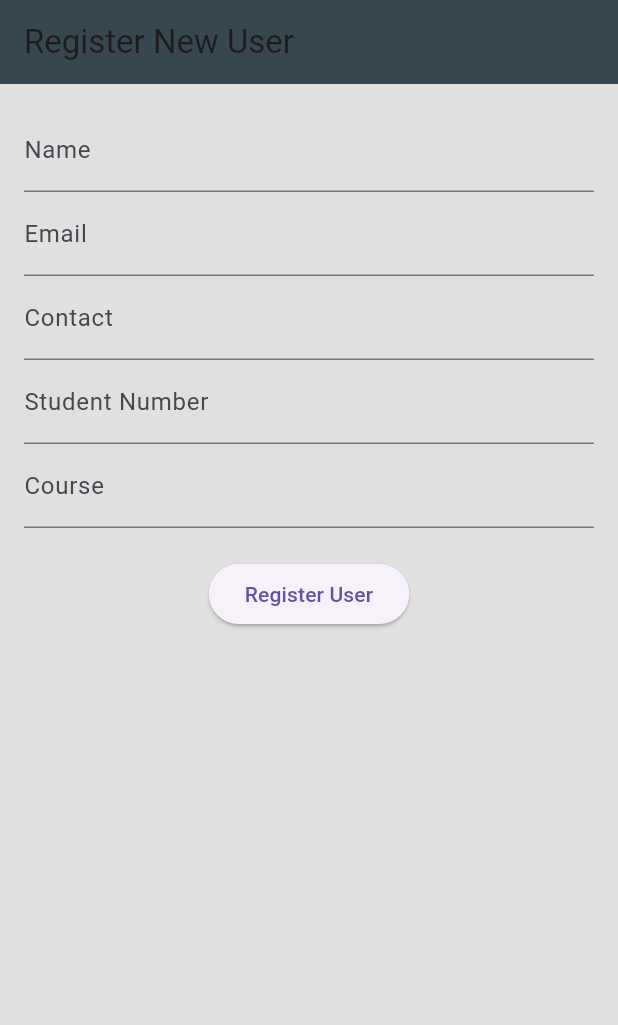
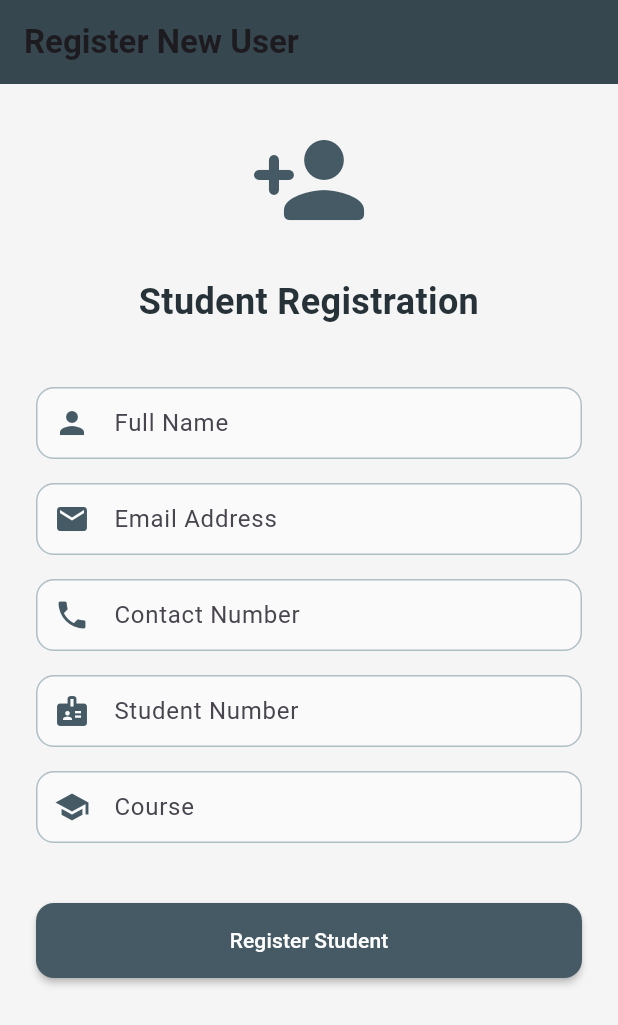
Before and after one commit to rammne/odrs, a Flutter app: the AdminRegisterUserScreen screen opened directly, on a phone screen of 412 x 824 dp. Shown: the top 1025 px of the screen. Run offline on Flutter 3.47's test engine with Material 3 defaults, Android fonts, the light colour scheme and no system bars; our stand-ins replace cloud_firestore, firebase_auth, firebase_core; accounts and stored records are empty; statements that could not run were skipped.

Commit message:
registration design and functionality, logo,

```diff
--- a/lib/presentation/screens/admin/document_requests_screen.dart
+++ b/lib/presentation/screens/admin/document_requests_screen.dart
@@ -15,6 +15,7 @@ class _DocumentRequestsScreenState extends State<DocumentRequestsScreen> {
   Stream<QuerySnapshot> getAllRequests() {
     return FirebaseFirestore.instance
         .collection('document_requests')
+        .where('status', isEqualTo: _selectedStatus)
         .snapshots();
   }
 
--- a/lib/presentation/screens/admin/registration_screen.dart
+++ b/lib/presentation/screens/admin/registration_screen.dart
@@ -11,7 +11,6 @@ class AdminRegisterUserScreen extends StatefulWidget {
 class _AdminRegisterUserScreenState extends State<AdminRegisterUserScreen> {
   final _formKey = GlobalKey<FormState>();
 
-  // Controllers for text fields
   final TextEditingController _nameController = TextEditingController();
   final TextEditingController _emailController = TextEditingController();
   final TextEditingController _contactController = TextEditingController();
@@ -29,13 +28,12 @@ class _AdminRegisterUserScreenState extends State<AdminRegisterUserScreen> {
     });
 
     try {
-      // Get admin's authentication UID
       final User? adminUser = FirebaseAuth.instance.currentUser;
       if (adminUser == null) {
         throw Exception("Admin not logged in.");
       }
 
-      // Check if the admin is authorized
+      // Ensure the current user is an admin
       final adminSnapshot = await FirebaseFirestore.instance
           .collection('users')
           .doc(adminUser.uid)
@@ -45,24 +43,58 @@ class _AdminRegisterUserScreenState extends State<AdminRegisterUserScreen> {
         throw Exception("Unauthorized: Only admins can register users.");
       }
 
-      // Generate a new Firestore document ID for the user
-      final newUserRef = FirebaseFirestore.instance.collection('users').doc();
+      final studentNumber = _studentNumberController.text.trim();
+      final email = _emailController.text.trim();
 
-      await newUserRef.set({
+      // Check if student number already exists in Firestore
+      final existingUser = await FirebaseFirestore.instance
+          .collection('users')
+          .doc(studentNumber)
+          .get();
+
+      if (existingUser.exists) {
+        throw Exception("A user with this student number already exists.");
+      }
+
+      // Generate a temporary password using student number
+      final temporaryPassword = '${studentNumber}@temp123';
+
+      // Create Firebase Authentication account
+      final UserCredential userCredential =
+          await FirebaseAuth.instance.createUserWithEmailAndPassword(
+        email: email,
+        password: temporaryPassword,
+      );
+
+      // Ensure Firestore write access
+      final userUid = userCredential.user!.uid;
+
+      await FirebaseFirestore.instance
+          .collection('users')
+          .doc(userUid) // Use Firebase UID instead of studentNumber
+          .set({
         'name': _nameController.text.trim(),
-        'email': _emailController.text.trim(),
+        'email': email,
         'contact': _contactController.text.trim(),
-        'student_number': _studentNumberController.text.trim(),
+        'student_number': studentNumber,
         'course': _courseController.text.trim(),
-        'role': 'user', // Default role for new users
+        'role': 'user',
+        'uid': userUid, // Store Firebase Auth UID
+        'created_by': adminUser.uid, // Track which admin registered the user
       });
 
-      // Show success message
+      // Send password reset email to the user
+      await FirebaseAuth.instance.sendPasswordResetEmail(email: email);
+
       ScaffoldMessenger.of(context).showSnackBar(
-        SnackBar(content: Text('User registered successfully!')),
+        SnackBar(
+          content: Text(
+              'User registered successfully! A password reset email has been sent.'),
+          backgroundColor: Colors.green,
+        ),
       );
 
-      // Clear form fields after successful registration
+      // Clear all fields
       _nameController.clear();
       _emailController.clear();
       _contactController.clear();
@@ -70,8 +102,31 @@ class _AdminRegisterUserScreenState extends State<AdminRegisterUserScreen> {
       _courseController.clear();
     } catch (e) {
       print("Error: $e");
+      String errorMessage = 'Registration failed';
+
+      if (e is FirebaseAuthException) {
+        switch (e.code) {
+          case 'email-already-in-use':
+            errorMessage = 'This email is already registered';
+            break;
+          case 'invalid-email':
+            errorMessage = 'Invalid email address';
+            break;
+          case 'operation-not-allowed':
+            errorMessage = 'Email/password accounts are not enabled';
+            break;
+          default:
+            errorMessage = 'Error: ${e.message}';
+        }
+      } else if (e is FirebaseException) {
+        errorMessage = 'Firestore Error: ${e.message}';
+      }
+
       ScaffoldMessenger.of(context).showSnackBar(
-        SnackBar(content: Text('Error: ${e.toString()}')),
+        SnackBar(
+          content: Text(errorMessage),
+          backgroundColor: Colors.red,
+        ),
       );
     }
 
@@ -80,60 +135,136 @@ class _AdminRegisterUserScreenState extends State<AdminRegisterUserScreen> {
     });
   }
 
+  Widget _buildInputField({
+    required TextEditingController controller,
+    required String label,
+    required String hint,
+    required IconData icon,
+    TextInputType? keyboardType,
+    String? Function(String?)? validator,
+  }) {
+    return Padding(
+      padding: const EdgeInsets.symmetric(vertical: 8.0),
+      child: TextFormField(
+        controller: controller,
+        decoration: InputDecoration(
+          labelText: label,
+          hintText: hint,
+          prefixIcon: Icon(icon, color: Colors.blueGrey[700]),
+          border: OutlineInputBorder(
+            borderRadius: BorderRadius.circular(12),
+            borderSide: BorderSide(color: Colors.blueGrey.shade200),
+          ),
+          enabledBorder: OutlineInputBorder(
+            borderRadius: BorderRadius.circular(12),
+            borderSide: BorderSide(color: Colors.blueGrey.shade200),
+          ),
+          focusedBorder: OutlineInputBorder(
+            borderRadius: BorderRadius.circular(12),
+            borderSide: BorderSide(color: Colors.blueGrey.shade700, width: 2),
+          ),
+          filled: true,
+          fillColor: Colors.grey[50],
+          contentPadding: EdgeInsets.symmetric(horizontal: 16, vertical: 12),
+        ),
+        keyboardType: keyboardType,
+        validator: validator ??
+            (value) => value!.isEmpty ? "This field is required" : null,
+      ),
+    );
+  }
+
   @override
   Widget build(BuildContext context) {
     return Scaffold(
-      backgroundColor: Colors.grey[300],
+      backgroundColor: Colors.grey[100],
       appBar: AppBar(
         automaticallyImplyLeading: false,
-        title: Text("Register New User"),
+        title: Text(
+          "Register New User",
+          style: TextStyle(fontWeight: FontWeight.bold),
+        ),
         backgroundColor: Colors.blueGrey[800],
+        elevation: 0,
       ),
-      body: Padding(
-        padding: EdgeInsets.all(16.0),
+      body: SafeArea(
+        child: SingleChildScrollView(
+          child: Padding(
+            padding: EdgeInsets.all(24.0),
             child: Form(
               key: _formKey,
               child: Column(
+                crossAxisAlignment: CrossAxisAlignment.stretch,
                 children: [
-              TextFormField(
+                  Icon(
+                    Icons.person_add_rounded,
+                    size: 80,
+                    color: Colors.blueGrey[700],
+                  ),
+                  SizedBox(height: 24),
+                  Text(
+                    'Student Registration',
+                    style: TextStyle(
+                      fontSize: 24,
+                      fontWeight: FontWeight.bold,
+                      color: Colors.blueGrey[900],
+                    ),
+                    textAlign: TextAlign.center,
+                  ),
+                  SizedBox(height: 32),
+                  _buildInputField(
                     controller: _nameController,
-                decoration: InputDecoration(labelText: "Name"),
-                validator: (value) => value!.isEmpty ? "Enter a name" : null,
+                    label: "Full Name",
+                    hint: "Enter student's full name",
+                    icon: Icons.person,
                   ),
-              TextFormField(
+                  _buildInputField(
                     controller: _emailController,
-                decoration: InputDecoration(labelText: "Email"),
+                    label: "Email Address",
+                    hint: "Enter student's email",
+                    icon: Icons.email,
                     keyboardType: TextInputType.emailAddress,
-                validator: (value) => value!.isEmpty || !value.contains("@")
-                    ? "Enter a valid email"
-                    : null,
                   ),
-              TextFormField(
+                  _buildInputField(
                     controller: _contactController,
-                decoration: InputDecoration(labelText: "Contact"),
+                    label: "Contact Number",
+                    hint: "Enter contact number",
+                    icon: Icons.phone,
                     keyboardType: TextInputType.phone,
-                validator: (value) =>
-                    value!.isEmpty ? "Enter a contact number" : null,
                   ),
-              TextFormField(
+                  _buildInputField(
                     controller: _studentNumberController,
-                decoration: InputDecoration(labelText: "Student Number"),
-                validator: (value) =>
-                    value!.isEmpty ? "Enter a student number" : null,
+                    label: "Student Number",
+                    hint: "Enter student ID number",
+                    icon: Icons.badge,
                   ),
-              TextFormField(
+                  _buildInputField(
                     controller: _courseController,
-                decoration: InputDecoration(labelText: "Course"),
-                validator: (value) => value!.isEmpty ? "Enter a course" : null,
+                    label: "Course",
+                    hint: "Enter student's course",
+                    icon: Icons.school,
                   ),
-              SizedBox(height: 20),
-              _isLoading
-                  ? CircularProgressIndicator()
-                  : ElevatedButton(
-                      onPressed: _registerUser,
-                      child: Text("Register User"),
+                  SizedBox(height: 32),
+                  SizedBox(
+                    height: 50,
+                    child: ElevatedButton(
+                      onPressed: _isLoading ? null : _registerUser,
+                      style: ElevatedButton.styleFrom(
+                        foregroundColor: Colors.white,
+                        backgroundColor: Colors.blueGrey[700],
+                        shape: RoundedRectangleBorder(
+                          borderRadius: BorderRadius.circular(12),
+                        ),
+                        elevation: 2,
+                      ),
+                      child: _isLoading
+                          ? CircularProgressIndicator(color: Colors.white)
+                          : Text("Register Student"),
+                    ),
                   ),
                 ],
+              ),
+            ),
           ),
         ),
       ),
--- a/pubspec.yaml
+++ b/pubspec.yaml
@@ -60,11 +60,14 @@ flutter:
   # included with your application, so that you can use the icons in
   # the material Icons class.
   uses-material-design: true
+  assets:
+    - images/logo.jpg
 
   # To add assets to your application, add an assets section, like this:
   # assets:
   #   - images/a_dot_burr.jpeg
   #   - images/a_dot_ham.jpeg
+
 
   # An image asset can refer to one or more resolution-specific "variants", see
   # https://flutter.dev/to/resolution-aware-images
```
Also changed, not shown: lib/presentation/screens/login/login_screen.dart (+5 -3 lines), images/logo.jpg (added), 2 other files. Lines whose indentation alone changed are shown as unchanged.
